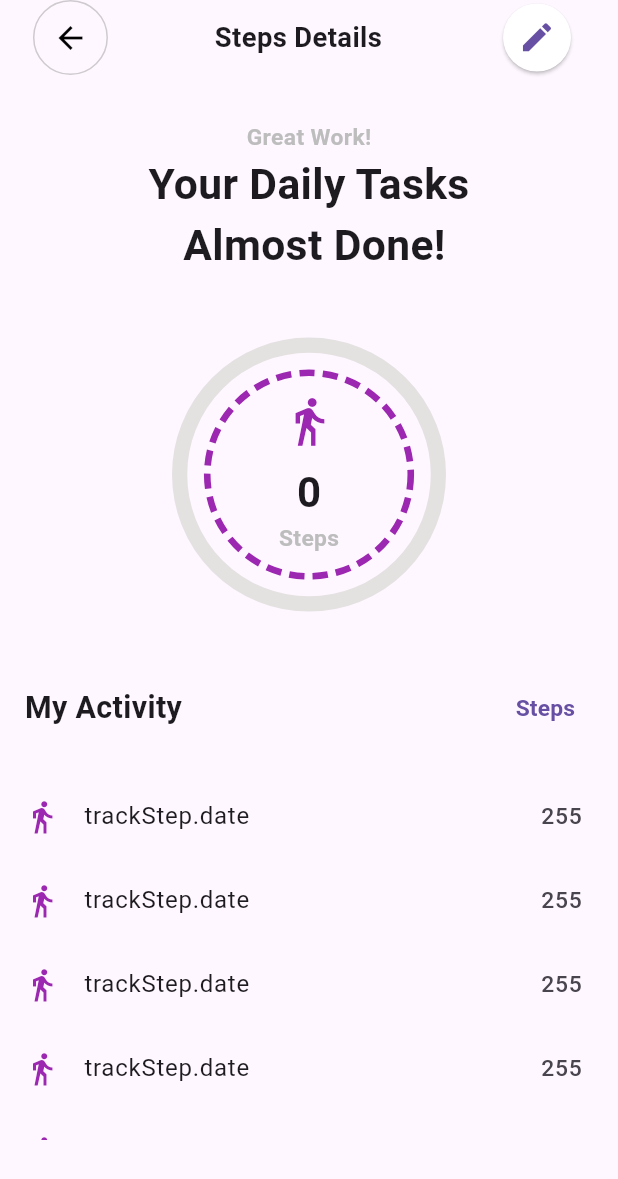
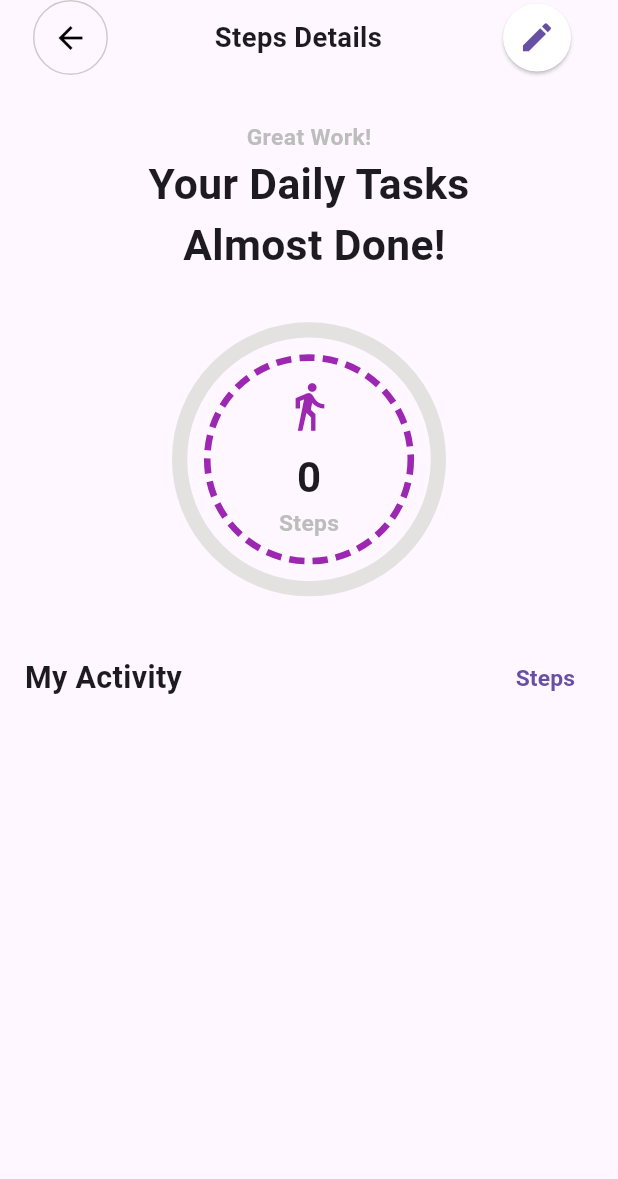
Before and after one commit to youssefalaa10/PureFit, a Flutter app: the screen it shows after launch, on a phone screen of 412 x 824 dp. Shown: the top 1179 px of the screen. Run offline on Flutter 3.47's test engine with Material 3 defaults, Android fonts, the phone set to English and light mode, and no system bars; drawn by our look-alikes of dotted_border, percent_indicator; our stand-ins replace bloc, flutter_bloc, flutter_screenutil, get_it, pedometer, permission_handler and 2 more; accounts and stored records are empty.

Commit message:
fix: :bug: TrackSteps_FixedScroll

```diff
--- a/lib/Features/TrackSteps/Ui/track_steps_screen.dart
+++ b/lib/Features/TrackSteps/Ui/track_steps_screen.dart
@@ -145,9 +145,11 @@ class _TrackStepsScreenState extends State<TrackStepsScreen> {
             _buildHeaderSection(),
             const CustomSizedbox(height: 30),
             _buildWelcomeMessage(),
-            const CustomSizedbox(height: 30),
+            const CustomSizedbox(height: 20),
             _buildPercentIndicator(),
-            const CustomSizedbox(height: 30),
+            const CustomSizedbox(height: 20),
+            _buildRowOfMyActictyandSteps(),
+            const CustomSizedbox(height: 10),
             _buildTrackStepsBloc(),
           ],
         ),
@@ -299,48 +301,42 @@ class _TrackStepsScreenState extends State<TrackStepsScreen> {
     );
   }
 
-  Widget _buildMyActivity(List<TrackStepsModel> historyTracking) {
-    return SizedBox(
-      width: double.infinity,
-      child: Column(
-        children: [
-          Padding(
+  Widget _buildRowOfMyActictyandSteps() {
+    return Padding(
       padding: EdgeInsets.symmetric(horizontal: 15.w),
       child: Row(
         mainAxisAlignment: MainAxisAlignment.spaceBetween,
         children: [
           Text("My Activity",
-                    style: TextStyle(
-                        fontSize: 20.sp, fontWeight: FontWeight.bold)),
+              style: TextStyle(fontSize: 20.sp, fontWeight: FontWeight.bold)),
           TextButton(
               onPressed: () {},
               child: Text("Steps",
-                        style: TextStyle(
-                            fontSize: 15.sp, fontWeight: FontWeight.bold))),
+                  style:
+                      TextStyle(fontSize: 15.sp, fontWeight: FontWeight.bold))),
         ],
       ),
-          ),
-          const CustomSizedbox(height: 20),
-          SizedBox(
-            height: 240.h,
+    );
+  }
+
+  Widget _buildMyActivity(List<TrackStepsModel> historyTracking) {
+    return Expanded(
       child: ListView.builder(
         shrinkWrap: true,
-              itemCount: 20,
+        itemCount: historyTracking.length,
         itemBuilder: (context, index) {
+          final trackStepsModel = historyTracking[index];
           return ListTile(
-                  leading: Icon(Icons.directions_walk,
-                      color: ColorManager.primaryColor),
-                  title: const Text("trackStep.date"),
+            leading:
+                Icon(Icons.directions_walk, color: ColorManager.primaryColor),
+            title: Text(trackStepsModel.date),
             trailing: Text(
-                    " 255",
+              trackStepsModel.steps.toString(),
               style: TextStyle(fontSize: 15.sp),
             ),
           );
         },
       ),
-          ),
-        ],
-      ),
     );
   }
 }
```
Lines whose indentation alone changed are shown as unchanged.
